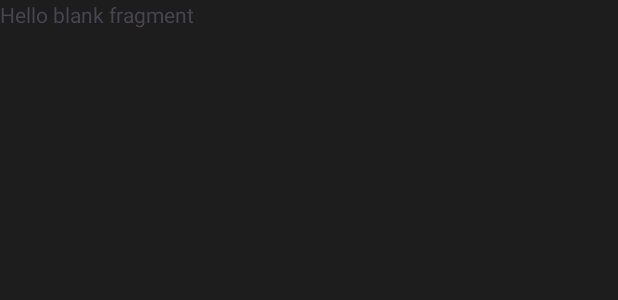
After one commit to kubavsop/MovieCatalog, an Android app: the layout fragment_password_registration.xml on its own in the app's theme, with its tools: preview values and no code run, on a phone screen of 412 x 824 dp. The commit adds this screen. Shown: the top 300 px of the screen. Run offline under Robolectric (Android 15) with nearby library versions, the phone set to English and light mode, and no system bars.

Commit message:
Add blank fragments These fragments have been added for further creation of registration screens

```diff
--- a/app/src/main/java/com/example/moviescatalog/presentation/MainActivity.kt
+++ b/app/src/main/java/com/example/moviescatalog/presentation/MainActivity.kt
@@ -2,7 +2,6 @@ package com.example.moviescatalog.presentation
 
 import android.os.Bundle
 import androidx.appcompat.app.AppCompatActivity
-import com.example.moviescatalog.R
 import com.example.moviescatalog.databinding.ActivityMainBinding
 import dagger.hilt.android.AndroidEntryPoint
 
--- /dev/null
+++ b/app/src/main/res/layout/fragment_password_registration.xml
@@ -0,0 +1,13 @@
+<?xml version="1.0" encoding="utf-8"?>
+<FrameLayout xmlns:android="http://schemas.android.com/apk/res/android"
+    xmlns:tools="http://schemas.android.com/tools"
+    android:layout_width="match_parent"
+    android:layout_height="match_parent"
+    tools:context=".presentation.password_registration.PasswordRegistrationFragment">
+
+    <TextView
+        android:layout_width="match_parent"
+        android:layout_height="match_parent"
+        android:text="@string/hello_blank_fragment" />
+
+</FrameLayout>
```
Also changed, not shown: app/src/main/java/com/example/moviescatalog/presentation/password_registration/PasswordRegistrationFragment.kt (added, +26 -0 lines), app/src/main/java/com/example/moviescatalog/presentation/registration_details/RegistrationDetailsFragment.kt (added, +28 -0 lines), app/src/main/res/layout/fragment_registration_details.xml (added, +13 -0 lines).
